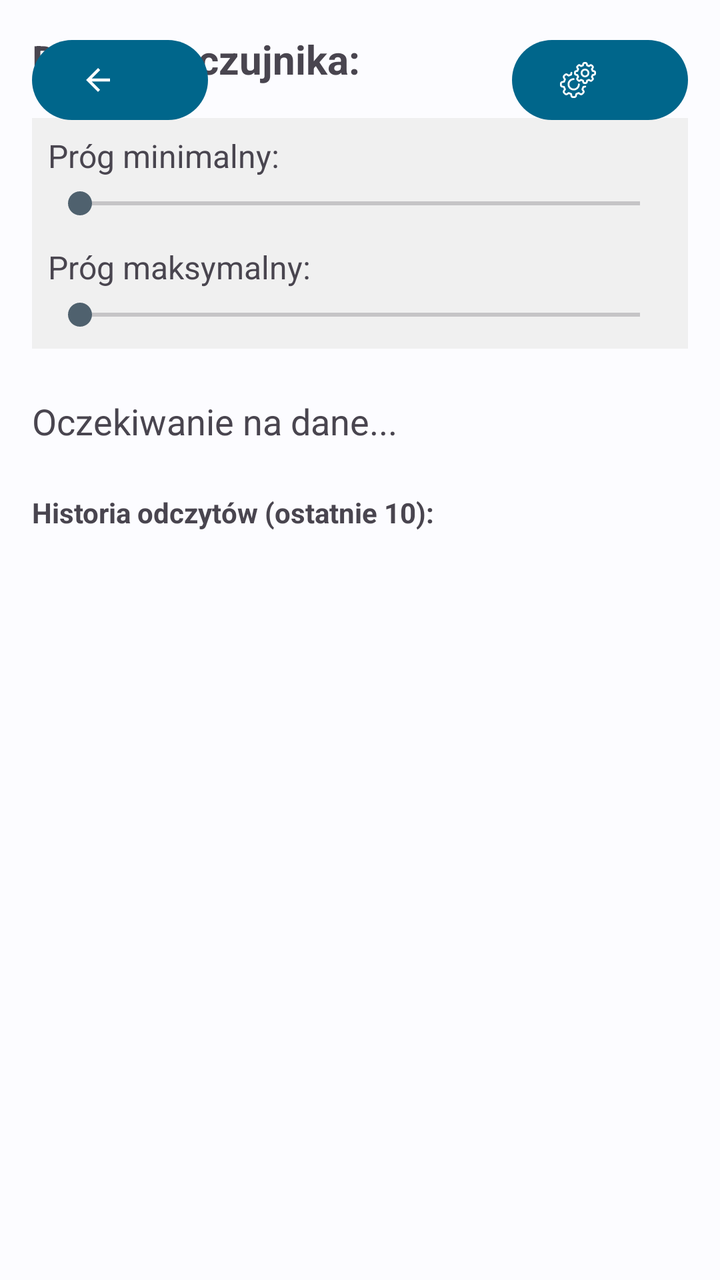
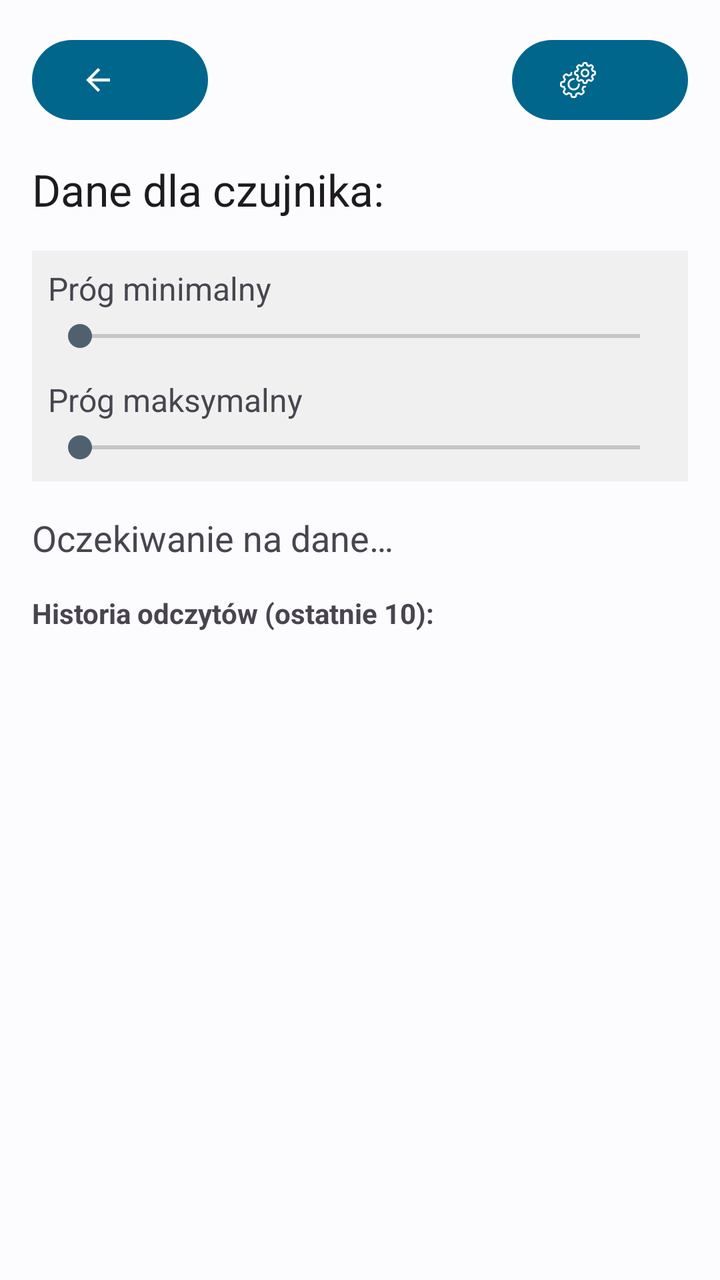

Two renders of the same Android screen: before a commit and after it. Below are the layout's source before the change and the commit's diff.
<!-- AndroidManifest.xml: application theme Theme.Bazunia -->
<!-- res/layout/activity_sensor_detail.xml -->
<?xml version="1.0" encoding="utf-8"?>
<FrameLayout
    xmlns:android="http://schemas.android.com/apk/res/android"
    xmlns:app="http://schemas.android.com/apk/res-auto"
    xmlns:tools="http://schemas.android.com/tools"
    android:layout_width="match_parent"
    android:layout_height="match_parent"
    android:fitsSystemWindows="true">

    <LinearLayout
        android:layout_width="match_parent"
        android:layout_height="match_parent"
        android:orientation="vertical"
        android:padding="16dp">

        <TextView
            android:id="@+id/textSensorTitle"
            android:layout_width="wrap_content"
            android:layout_height="wrap_content"
            android:text="Dane dla czujnika: "
            android:textSize="20sp"
            android:textStyle="bold"
            android.layout_marginTop="56dp"/>

        <LinearLayout
            android:id="@+id/thresholdContainer"
            android:layout_width="match_parent"
            android:layout_height="wrap_content"
            android:orientation="vertical"
            android:layout_marginTop="16dp"
            android:padding="8dp"
            android:background="#f0f0f0">

            <TextView
                android:id="@+id/textThresholdMin"
                android:layout_width="wrap_content"
                android:layout_height="wrap_content"
                android:text="Próg minimalny:"
                android:textSize="16sp" />

            <SeekBar
                android:id="@+id/seekBarThresholdMin"
                android:layout_width="match_parent"
                android:layout_height="wrap_content"
                android:max="100"
                android:layout_marginTop="4dp" />

            <TextView
                android:id="@+id/textThresholdMax"
                android:layout_width="wrap_content"
                android:layout_height="wrap_content"
                android:text="Próg maksymalny:"
                android:layout_marginTop="12dp"
                android:textSize="16sp" />

            <SeekBar
                android:id="@+id/seekBarThresholdMax"
                android:layout_width="match_parent"
                android:layout_height="wrap_content"
                android:max="100"
                android:layout_marginTop="4dp" />
        </LinearLayout>

        <TextView
            android:id="@+id/textSensorDetails"
            android:layout_width="wrap_content"
            android:layout_height="wrap_content"
            android:layout_marginTop="24dp"
            android:text="Oczekiwanie na dane..."
            android:textSize="18sp"
            android:lineSpacingExtra="8dp" />

        <TextView
            android:layout_width="match_parent"
            android:layout_height="wrap_content"
            android:layout_marginTop="24dp"
            android:text="Historia odczytów (ostatnie 10):"
            android:textStyle="bold" />

        <ListView
            android:id="@+id/listSensorHistory"
            android:layout_width="match_parent"
            android:layout_height="0dp"
            android:layout_weight="1"
            android:layout_marginTop="8dp" />

    </LinearLayout>

    <com.google.android.material.button.MaterialButton
        android:id="@+id/btnBackSensorDetail"
        style="?attr/myIconButtonTextStyle"
        android:layout_width="wrap_content"
        android:layout_height="wrap_content"
        app:icon="@drawable/ic_arrow_back"
        android:contentDescription="Powrót"
        android:layout_gravity="top|start"
        android:layout_margin="16dp"
        app:tint="?attr/colorOnSurface"
        android:elevation="4dp" />

    <com.google.android.material.button.MaterialButton
        android:id="@+id/btnSettings"
        style="?attr/myIconButtonTextStyle"
        android:layout_width="wrap_content"
        android:layout_height="wrap_content"
        app:icon="@drawable/ic_settings"
        android:contentDescription="Ustawienia"
        android:layout_gravity="top|end"
        android:layout_margin="16dp"
        app:tint="?attr/colorOnSurface"
        android:elevation="4dp" />

</FrameLayout>
<!-- resources referenced by this layout -->
<resources>
  <!-- drawable ic_arrow_back (drawable) -->
  <vector xmlns:android="http://schemas.android.com/apk/res/android" android:autoMirrored="true" android:height="24dp" android:tint="#000000" android:viewportHeight="24" android:viewportWidth="24" android:width="24dp">
        
      <path android:fillColor="@android:color/white" android:pathData="M20,11H7.83l5.59,-5.59L12,4l-8,8 8,8 1.41,-1.41L7.83,13H20v-2z"/>
      
  </vector>
  <!-- drawable ic_settings: vector/xml drawable (drawable, 7095 chars, omitted) -->
  <style name="Theme.Bazunia" parent="Base.Theme.Bazunia" />
  <style name="Base.Theme.Bazunia" parent="Theme.Material3.DayNight.NoActionBar">
          <item name="colorPrimary">@color/colorPrimary</item>
          <item name="colorOnPrimary">@color/colorOnPrimary</item>
          <item name="colorPrimaryContainer">@color/colorPrimaryContainer</item>
          <item name="colorOnPrimaryContainer">@color/colorOnPrimaryContainer</item>
          <item name="colorSecondary">@color/colorSecondary</item>
          <item name="colorOnSecondary">@color/colorOnSecondary</item>
          <item name="android:colorBackground">@color/colorBackground</item>
          <item name="colorOnBackground">@color/colorOnBackground</item>
          <item name="colorSurface">@color/colorSurface</item>
          <item name="colorOnSurface">@color/colorOnSurface</item>
          <item name="colorSurfaceVariant">@color/colorSurfaceVariant</item>
          <item name="colorOnSurfaceVariant">@color/colorOnSurfaceVariant</item>
      </style>
  <color name="colorPrimary">#00668B</color>
  <color name="colorOnPrimary">#FFFFFF</color>
  <color name="colorPrimaryContainer">#CDE5FF</color>
  <color name="colorOnPrimaryContainer">#001E2D</color>
  <color name="colorSecondary">#4F616E</color>
  <color name="colorOnSecondary">#FFFFFF</color>
  <color name="colorBackground">#FCFCFF</color>
  <color name="colorOnBackground">#191C1E</color>
  <color name="colorSurface">#FCFCFF</color>
  <color name="colorOnSurface">#191C1E</color>
  <color name="colorSurfaceVariant">#DDE3EA</color>
  <color name="colorOnSurfaceVariant">#41484D</color>
</resources>

<!-- the commit's change to res/layout/activity_sensor_detail.xml (unified diff, before → after) -->
@@ -1,113 +1,120 @@
 <?xml version="1.0" encoding="utf-8"?>
-<FrameLayout
+<androidx.constraintlayout.widget.ConstraintLayout
     xmlns:android="http://schemas.android.com/apk/res/android"
     xmlns:app="http://schemas.android.com/apk/res-auto"
     xmlns:tools="http://schemas.android.com/tools"
     android:layout_width="match_parent"
     android:layout_height="match_parent"
-    android:fitsSystemWindows="true">
-
-    <LinearLayout
-        android:layout_width="match_parent"
-        android:layout_height="match_parent"
-        android:orientation="vertical"
-        android:padding="16dp">
-
-        <TextView
-            android:id="@+id/textSensorTitle"
-            android:layout_width="wrap_content"
-            android:layout_height="wrap_content"
-            android:text="Dane dla czujnika: "
-            android:textSize="20sp"
-            android:textStyle="bold"
-            android.layout_marginTop="56dp"/>
-
-        <LinearLayout
-            android:id="@+id/thresholdContainer"
-            android:layout_width="match_parent"
-            android:layout_height="wrap_content"
-            android:orientation="vertical"
-            android:layout_marginTop="16dp"
-            android:padding="8dp"
-            android:background="#f0f0f0">
-
-            <TextView
-                android:id="@+id/textThresholdMin"
-                android:layout_width="wrap_content"
-                android:layout_height="wrap_content"
-                android:text="Próg minimalny:"
-                android:textSize="16sp" />
-
-            <SeekBar
-                android:id="@+id/seekBarThresholdMin"
-                android:layout_width="match_parent"
-                android:layout_height="wrap_content"
-                android:max="100"
-                android:layout_marginTop="4dp" />
-
-            <TextView
-                android:id="@+id/textThresholdMax"
-                android:layout_width="wrap_content"
-                android:layout_height="wrap_content"
-                android:text="Próg maksymalny:"
-                android:layout_marginTop="12dp"
-                android:textSize="16sp" />
-
-            <SeekBar
-                android:id="@+id/seekBarThresholdMax"
-                android:layout_width="match_parent"
-                android:layout_height="wrap_content"
-                android:max="100"
-                android:layout_marginTop="4dp" />
-        </LinearLayout>
-
-        <TextView
-            android:id="@+id/textSensorDetails"
-            android:layout_width="wrap_content"
-            android:layout_height="wrap_content"
-            android:layout_marginTop="24dp"
-            android:text="Oczekiwanie na dane..."
-            android:textSize="18sp"
-            android:lineSpacingExtra="8dp" />
-
-        <TextView
-            android:layout_width="match_parent"
-            android:layout_height="wrap_content"
-            android:layout_marginTop="24dp"
-            android:text="Historia odczytów (ostatnie 10):"
-            android:textStyle="bold" />
-
-        <ListView
-            android:id="@+id/listSensorHistory"
-            android:layout_width="match_parent"
-            android:layout_height="0dp"
-            android:layout_weight="1"
-            android:layout_marginTop="8dp" />
-
-    </LinearLayout>
+    android:fitsSystemWindows="true"
+    android:padding="16dp"
+    tools:context=".SensorDetailActivity">
 
     <com.google.android.material.button.MaterialButton
         android:id="@+id/btnBackSensorDetail"
         style="?attr/myIconButtonTextStyle"
         android:layout_width="wrap_content"
         android:layout_height="wrap_content"
+        android:contentDescription="@string/back_content_description"
         app:icon="@drawable/ic_arrow_back"
-        android:contentDescription="Powrót"
-        android:layout_gravity="top|start"
-        android:layout_margin="16dp"
-        app:tint="?attr/colorOnSurface"
-        android:elevation="4dp" />
+        app:layout_constraintStart_toStartOf="parent"
+        app:layout_constraintTop_toTopOf="parent"
+        app:tint="?attr/colorOnSurface" />
 
     <com.google.android.material.button.MaterialButton
         android:id="@+id/btnSettings"
         style="?attr/myIconButtonTextStyle"
         android:layout_width="wrap_content"
         android:layout_height="wrap_content"
+        android:contentDescription="@string/settings_content_description"
         app:icon="@drawable/ic_settings"
-        android:contentDescription="Ustawienia"
-        android:layout_gravity="top|end"
-        android:layout_margin="16dp"
-        app:tint="?attr/colorOnSurface"
-        android:elevation="4dp" />
+        app:layout_constraintEnd_toEndOf="parent"
+        app:layout_constraintTop_toTopOf="parent"
+        app:tint="?attr/colorOnSurface" />
 
-</FrameLayout>
+    <TextView
+        android:id="@+id/textSensorTitle"
+        android:layout_width="0dp"
+        android:layout_height="wrap_content"
+        android:layout_marginTop="16dp"
+        android:text="@string/sensor_data_title"
+        android:textAppearance="@style/TextAppearance.Material3.TitleLarge"
+        app:layout_constraintEnd_toEndOf="parent"
+        app:layout_constraintStart_toStartOf="parent"
+        app:layout_constraintTop_toBottomOf="@id/btnBackSensorDetail" />
+
+    <LinearLayout
+        android:id="@+id/thresholdContainer"
+        android:layout_width="0dp"
+        android:layout_height="wrap_content"
+        android:layout_marginTop="16dp"
+        android:background="#f0f0f0"
+        android:orientation="vertical"
+        android:padding="8dp"
+        app:layout_constraintEnd_toEndOf="parent"
+        app:layout_constraintStart_toStartOf="parent"
+        app:layout_constraintTop_toBottomOf="@id/textSensorTitle">
+
+        <TextView
+            android:id="@+id/textThresholdMin"
+            android:layout_width="wrap_content"
+            android:layout_height="wrap_content"
+            android:text="@string/threshold_min_label"
+            android:textSize="16sp" />
+
+        <SeekBar
+            android:id="@+id/seekBarThresholdMin"
+            android:layout_width="match_parent"
+            android:layout_height="wrap_content"
+            android:layout_marginTop="4dp"
+            android:max="100" />
+
+        <TextView
+            android:id="@+id/textThresholdMax"
+            android:layout_width="wrap_content"
+            android:layout_height="wrap_content"
+            android:layout_marginTop="12dp"
+            android:text="@string/threshold_max_label"
+            android:textSize="16sp" />
+
+        <SeekBar
+            android:id="@+id/seekBarThresholdMax"
+            android:layout_width="match_parent"
+            android:layout_height="wrap_content"
+            android:layout_marginTop="4dp"
+            android:max="100" />
+    </LinearLayout>
+
+    <TextView
+        android:id="@+id/textSensorDetails"
+        android:layout_width="0dp"
+        android:layout_height="wrap_content"
+        android:layout_marginTop="16dp"
+        android:lineSpacingExtra="8dp"
+        android:text="@string/waiting_for_data"
+        android:textSize="18sp"
+        app:layout_constraintEnd_toEndOf="parent"
+        app:layout_constraintStart_toStartOf="parent"
+        app:layout_constraintTop_toBottomOf="@id/thresholdContainer" />
+
+    <TextView
+        android:id="@+id/readingHistoryLabel"
+        android:layout_width="0dp"
+        android:layout_height="wrap_content"
+        android:layout_marginTop="16dp"
+        android:text="@string/reading_history_label"
+        android:textStyle="bold"
+        app:layout_constraintEnd_toEndOf="parent"
+        app:layout_constraintStart_toStartOf="parent"
+        app:layout_constraintTop_toBottomOf="@+id/textSensorDetails" />
+
+    <ListView
+        android:id="@+id/listSensorHistory"
+        android:layout_width="0dp"
+        android:layout_height="0dp"
+        android:layout_marginTop="8dp"
+        app:layout_constraintBottom_toBottomOf="parent"
+        app:layout_constraintEnd_toEndOf="parent"
+        app:layout_constraintStart_toStartOf="parent"
+        app:layout_constraintTop_toBottomOf="@id/readingHistoryLabel" />
+
+</androidx.constraintlayout.widget.ConstraintLayout>
<!-- resource entries referenced after the edit -->
@@ -7,6 +7,13 @@
       
   </vector>
   <!-- drawable ic_settings: vector/xml drawable (drawable, 7095 chars, omitted) -->
+  <string name="back_content_description">Powrót</string>
+  <string name="reading_history_label">Historia odczytów (ostatnie 10):</string>
+  <string name="sensor_data_title">Dane dla czujnika: </string>
+  <string name="settings_content_description">Ustawienia</string>
+  <string name="threshold_max_label">Próg maksymalny</string>
+  <string name="threshold_min_label">Próg minimalny</string>
+  <string name="waiting_for_data">Oczekiwanie na dane…</string>
   <style name="Theme.Bazunia" parent="Base.Theme.Bazunia" />
   <style name="Base.Theme.Bazunia" parent="Theme.Material3.DayNight.NoActionBar">
           <item name="colorPrimary">@color/colorPrimary</item>
